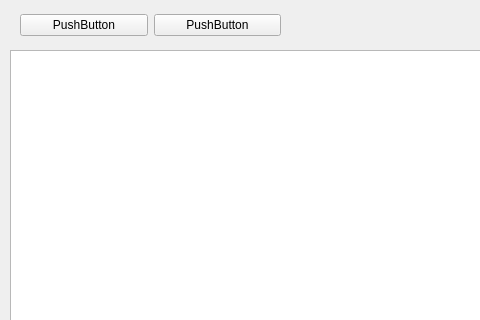
Above: tableview.ui from Kyraas/work before the change; both pictures show x 0 to 480 and y 0 to 320 of the 800 by 600 pixel window. Below: the same form after it.
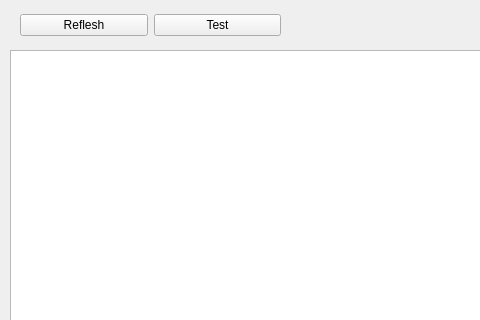
That is the form after the change.

```diff
--- a/tableview.ui
+++ b/tableview.ui
@@ -24,17 +24,17 @@
      </rect>
     </property>
     <layout class="QHBoxLayout" name="horizontalLayout">
-     <item>
-      <widget class="QPushButton" name="pushButton_4">
-       <property name="text">
-        <string>PushButton</string>
-       </property>
-      </widget>
-     </item>
      <item>
       <widget class="QPushButton" name="pushButton">
        <property name="text">
-        <string>PushButton</string>
+        <string>Reflesh</string>
+       </property>
+      </widget>
+     </item>
+     <item>
+      <widget class="QPushButton" name="pushButton_2">
+       <property name="text">
+        <string>Test</string>
        </property>
       </widget>
      </item>
```
Left out of the diff: 18 changed lines with no effect on the pictures.
